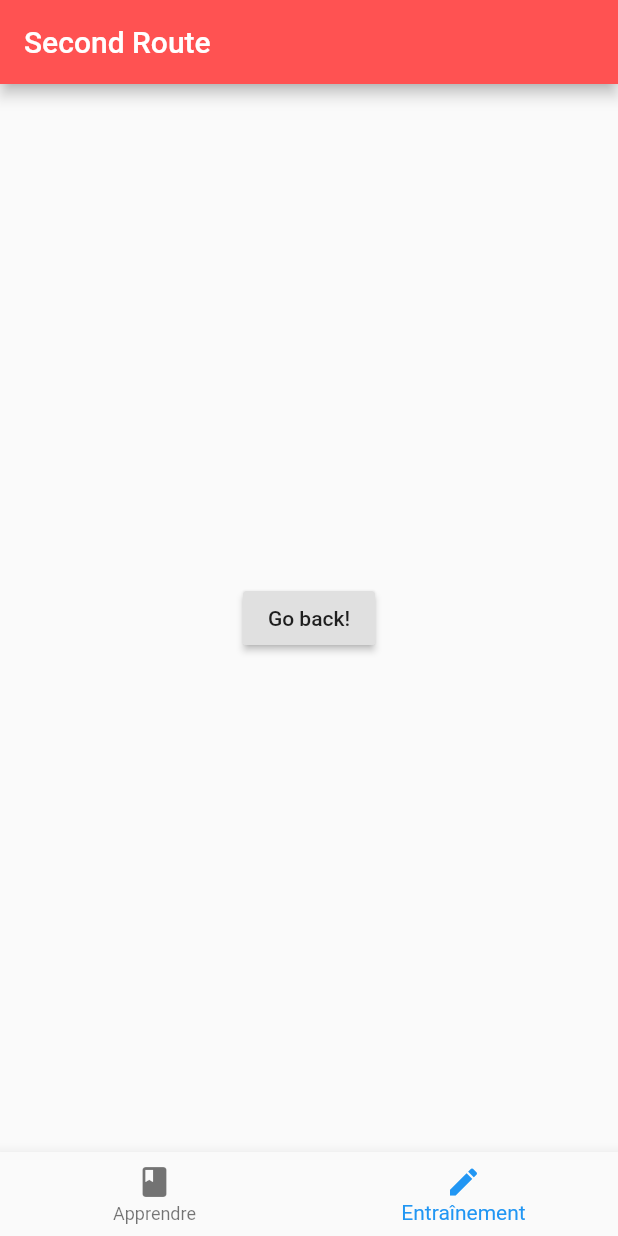
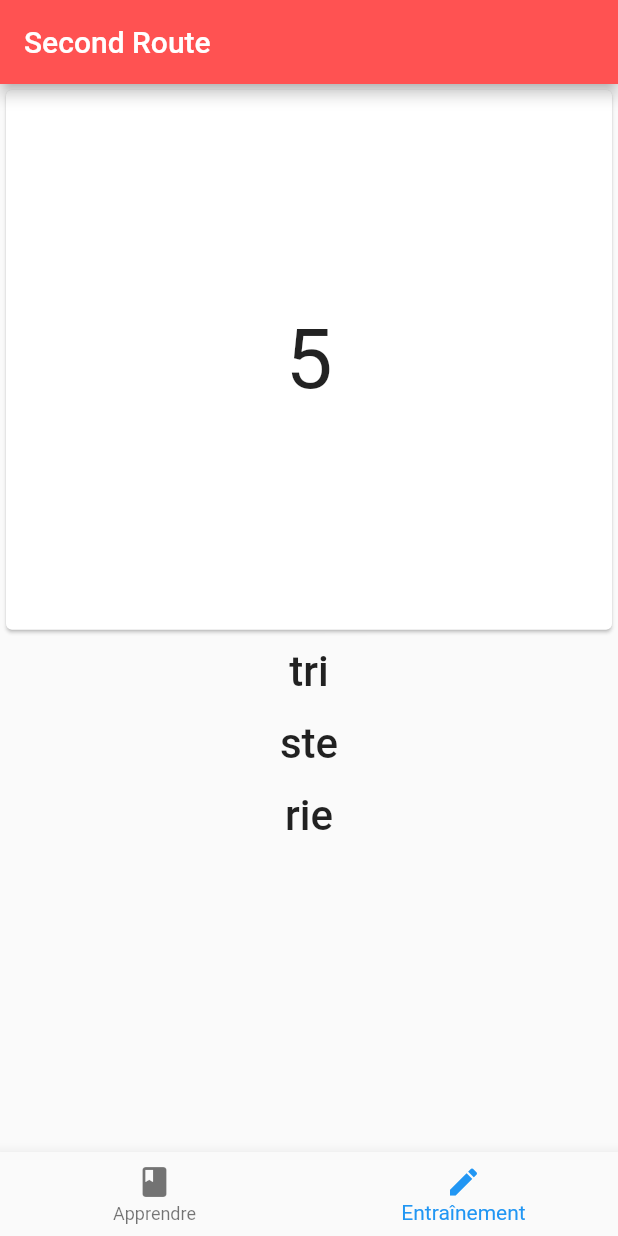
Before and after one commit to JonathanRN/ProgrammationMobile2_TP3, a Flutter app: the screen it shows after launch, item 2 of the bottom bar chosen, on a phone screen of 412 x 824 dp. Run offline on Flutter 3.47's test engine with Material 2 defaults, Android fonts, the phone set to English and light mode, and no system bars.

Commit message:
practice route

```diff
--- a/lib/app/hiragana/hiragana_card.dart
+++ b/lib/app/hiragana/hiragana_card.dart
@@ -19,7 +19,7 @@ class HiraganaCard extends StatelessWidget {
             children: <Widget>[
               Text(
                 _hiragana,
-                textScaleFactor: 6,
+                textScaleFactor: 9,
               ),
               Text(
                 _trad,
--- a/lib/app/hiragana/practice_route.dart
+++ b/lib/app/hiragana/practice_route.dart
@@ -1,4 +1,6 @@
 import 'package:flutter/material.dart';
+import 'package:tp3/app/hiragana/question_card.dart';
+import 'package:tp3/app/hiragana/answer_list.dart';
 
 class PracticeRoute extends StatefulWidget {
   @override
@@ -8,19 +10,21 @@ class PracticeRoute extends StatefulWidget {
 }
 
 class _PracticeRouteState extends State<PracticeRoute> {
+  List<String> _possibleAnswers = ["tri","ste","rie"];
+
   @override
   Widget build(BuildContext context) {
     return Scaffold(
       appBar: AppBar(
         title: Text("Second Route"),
       ),
-      body: Center(
-        child: RaisedButton(
-          onPressed: () {
-            // Navigate back to first route when tapped.
-          },
-          child: Text('Go back!'),
-        ),
+      body: Column(
+        children: <Widget>[
+          QuestionCard(
+            value: "5",
+          ),
+          AnswerList(value: _possibleAnswers,)
+        ],
       ),
     );
   }
--- a/lib/app/hiragana/question_card.dart
+++ b/lib/app/hiragana/question_card.dart
@@ -9,7 +9,7 @@ class QuestionCard extends StatelessWidget {
   @override
   Widget build(BuildContext context) {
     return AspectRatio(
-      aspectRatio: 1,
+      aspectRatio: 1.12,
       child: Card(
         child: Padding(
             padding: EdgeInsets.all(15),
```
